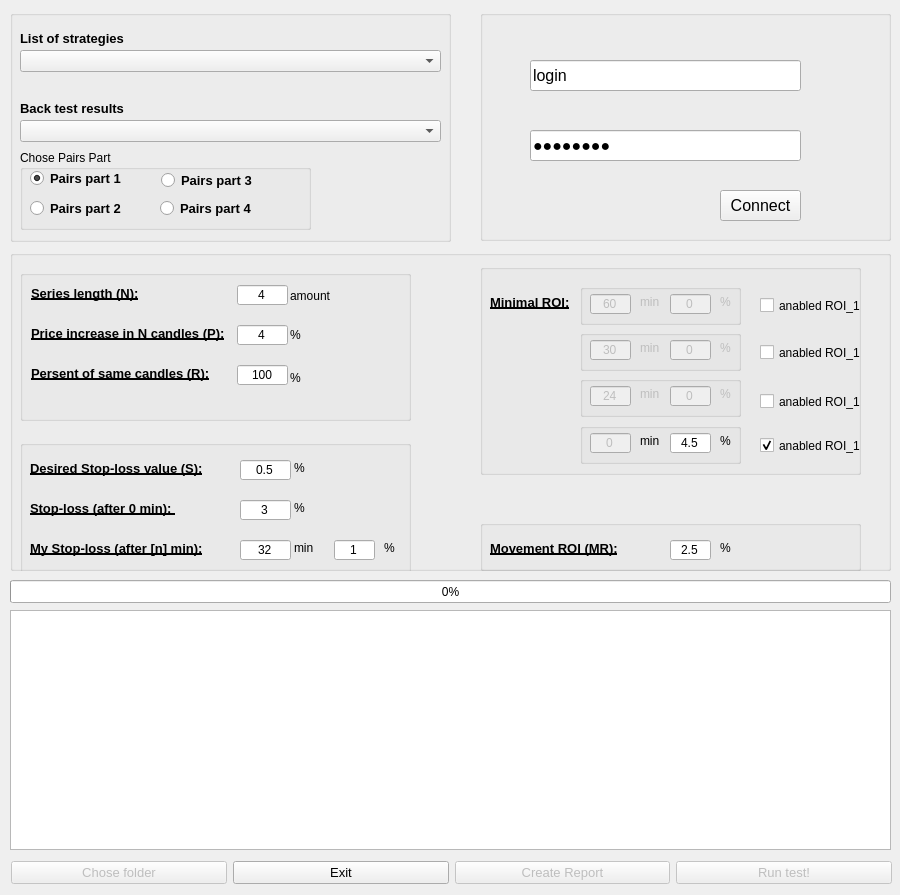
Before: the Qt Designer form design.ui in Murd1976/Crypto_UI, drawn with Qt 5.
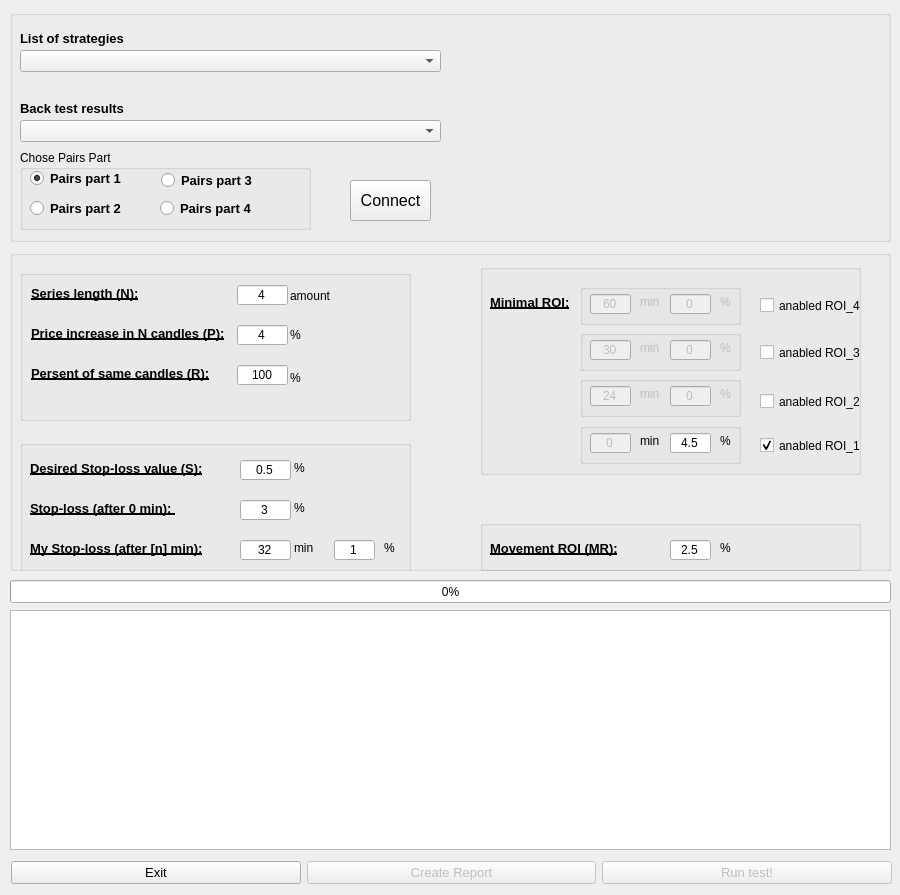
After: the same form once the commit is applied.

Commit message: Without login/password fields

What changed in the file:
```diff
--- a/design.ui
+++ b/design.ui
@@ -80,7 +80,7 @@
      <rect>
       <x>10</x>
       <y>10</y>
-      <width>441</width>
+      <width>881</width>
       <height>232</height>
      </rect>
     </property>
@@ -255,6 +255,24 @@
       </property>
      </widget>
     </widget>
+    <widget class="QPushButton" name="btnConnect">
+     <property name="geometry">
+      <rect>
+       <x>340</x>
+       <y>170</y>
+       <width>81</width>
+       <height>41</height>
+      </rect>
+     </property>
+     <property name="font">
+      <font>
+       <pointsize>12</pointsize>
+      </font>
+     </property>
+     <property name="text">
+      <string>Connect</string>
+     </property>
+    </widget>
    </widget>
    <widget class="QGroupBox" name="groupBox_2">
     <property name="enabled">
@@ -474,7 +492,7 @@
        </rect>
       </property>
       <property name="text">
-       <string>anabled ROI_1</string>
+       <string>anabled ROI_4</string>
       </property>
      </widget>
      <widget class="QGroupBox" name="gBox_ROI_3">
@@ -733,7 +751,7 @@
        </rect>
       </property>
       <property name="text">
-       <string>anabled ROI_1</string>
+       <string>anabled ROI_2</string>
       </property>
      </widget>
      <widget class="QCheckBox" name="checkROI_2">
@@ -746,7 +764,7 @@
        </rect>
       </property>
       <property name="text">
-       <string>anabled ROI_1</string>
+       <string>anabled ROI_3</string>
       </property>
      </widget>
      <widget class="QCheckBox" name="checkROI_4">
@@ -1105,89 +1123,6 @@
      </widget>
     </widget>
    </widget>
-   <widget class="QGroupBox" name="groupBox_7">
-    <property name="geometry">
-     <rect>
-      <x>480</x>
-      <y>10</y>
-      <width>411</width>
-      <height>231</height>
-     </rect>
-    </property>
-    <property name="sizePolicy">
-     <sizepolicy hsizetype="Fixed" vsizetype="Fixed">
-      <horstretch>0</horstretch>
-      <verstretch>0</verstretch>
-     </sizepolicy>
-    </property>
-    <property name="title">
-     <string/>
-    </property>
-    <widget class="QLineEdit" name="lineEdit_Login">
-     <property name="geometry">
-      <rect>
-       <x>50</x>
-       <y>50</y>
-       <width>271</width>
-       <height>31</height>
-      </rect>
-     </property>
-     <property name="font">
-      <font>
-       <pointsize>12</pointsize>
-       <weight>50</weight>
-       <bold>false</bold>
-      </font>
-     </property>
-     <property name="text">
-      <string>login</string>
-     </property>
-    </widget>
-    <widget class="QLineEdit" name="lineEdit_Password">
-     <property name="geometry">
-      <rect>
-       <x>50</x>
-       <y>120</y>
-       <width>271</width>
-       <height>31</height>
-      </rect>
-     </property>
-     <property name="font">
-      <font>
-       <pointsize>12</pointsize>
-       <weight>50</weight>
-       <bold>false</bold>
-      </font>
-     </property>
-     <property name="inputMethodHints">
-      <set>Qt::ImhHiddenText|Qt::ImhNoAutoUppercase|Qt::ImhNoPredictiveText|Qt::ImhSensitiveData</set>
-     </property>
-     <property name="text">
-      <string>password</string>
-     </property>
-     <property name="echoMode">
-      <enum>QLineEdit::Password</enum>
-     </property>
-    </widget>
-    <widget class="QPushButton" name="btnConnect">
-     <property name="geometry">
-      <rect>
-       <x>240</x>
-       <y>180</y>
-       <width>81</width>
-       <height>31</height>
-      </rect>
-     </property>
-     <property name="font">
-      <font>
-       <pointsize>12</pointsize>
-      </font>
-     </property>
-     <property name="text">
-      <string>Connect</string>
-     </property>
-    </widget>
-   </widget>
    <widget class="QWidget" name="layoutWidget">
     <property name="geometry">
      <rect>
@@ -1199,24 +1134,6 @@
     </property>
     <layout class="QGridLayout" name="gridLayout">
      <item row="0" column="0">
-      <widget class="QPushButton" name="btnBrose">
-       <property name="enabled">
-        <bool>false</bool>
-       </property>
-       <property name="font">
-        <font>
-         <pointsize>10</pointsize>
-        </font>
-       </property>
-       <property name="layoutDirection">
-        <enum>Qt::LeftToRight</enum>
-       </property>
-       <property name="text">
-        <string>Chose folder</string>
-       </property>
-      </widget>
-     </item>
-     <item row="0" column="1">
       <widget class="QPushButton" name="btnExit">
        <property name="font">
         <font>
@@ -1231,7 +1148,7 @@
        </property>
       </widget>
      </item>
-     <item row="0" column="2">
+     <item row="0" column="1">
       <widget class="QPushButton" name="btnReport">
        <property name="enabled">
         <bool>false</bool>
@@ -1246,7 +1163,7 @@
        </property>
       </widget>
      </item>
-     <item row="0" column="3">
+     <item row="0" column="2">
       <widget class="QPushButton" name="btnRunBT">
        <property name="enabled">
         <bool>false</bool>
```
Left out of the diff: 2 changed lines with no effect on the pictures. The commit also changes 5 other files.
